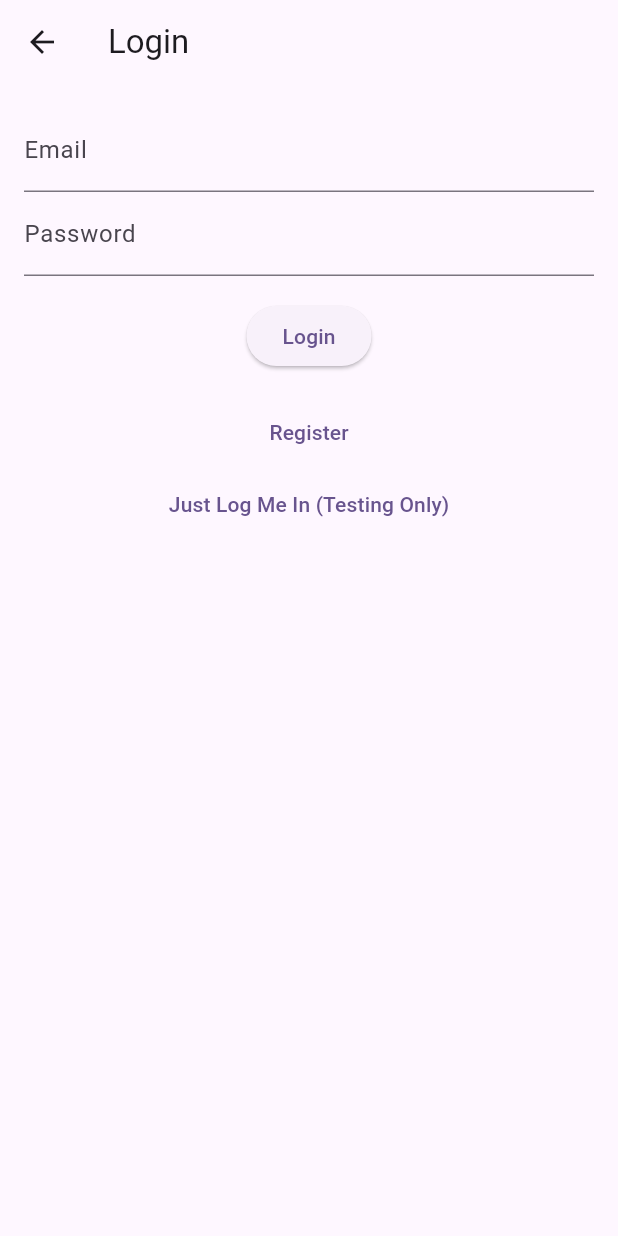
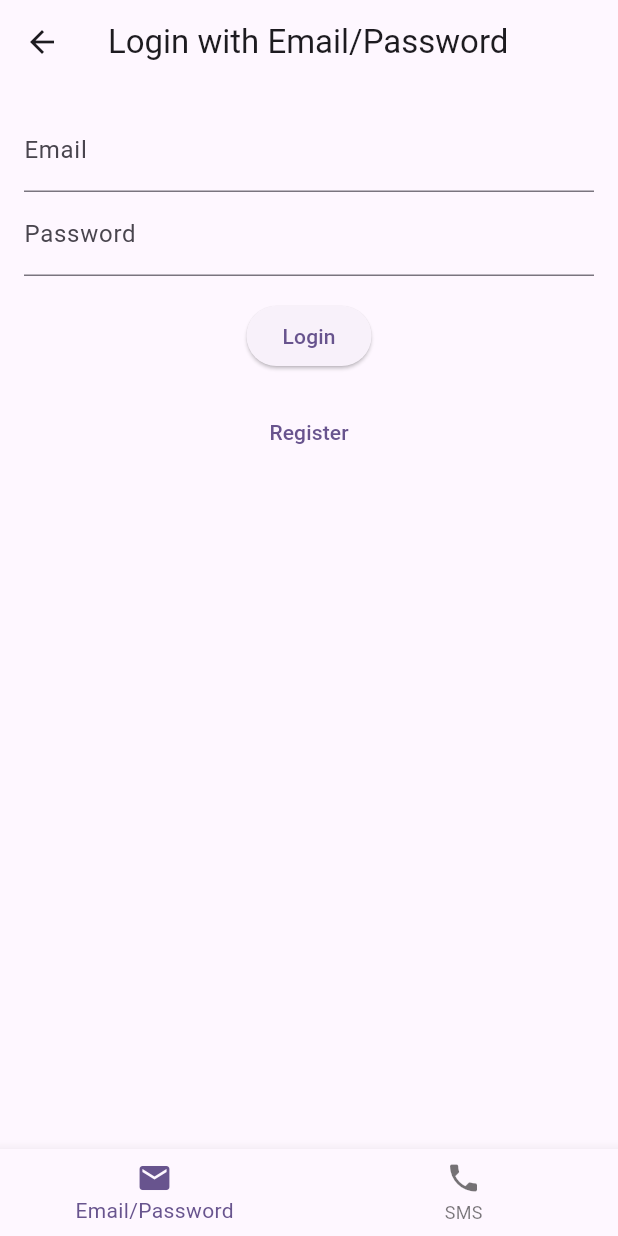
Before and after one commit to jackbowden/flake, a Flutter app: the screen it shows after launch, after a tap on "Login", on a phone screen of 412 x 824 dp. Run offline on Flutter 3.47's test engine with Material 3 defaults, Android fonts, the phone set to English and light mode, and no system bars; our stand-ins replace firebase_auth, firebase_core; accounts and stored records are empty.

Commit message:
Add login carousel page with email and SMS authentication options; update main app navigation

```diff
--- /dev/null
+++ b/lib/login_carousel_page.dart
@@ -0,0 +1,47 @@
+import 'package:flutter/material.dart';
+import 'login_page.dart';
+import 'sms_login_page.dart';
+
+class LoginCarouselPage extends StatefulWidget {
+  const LoginCarouselPage({Key? key}) : super(key: key);
+
+  @override
+  _LoginCarouselPageState createState() => _LoginCarouselPageState();
+}
+
+class _LoginCarouselPageState extends State<LoginCarouselPage> {
+  final PageController _pageController = PageController();
+
+  @override
+  Widget build(BuildContext context) {
+    return Scaffold(
+      body: PageView(
+        controller: _pageController,
+        children: const [
+          LoginPage(),
+          SmsLoginPage(),
+        ],
+      ),
+      bottomNavigationBar: BottomNavigationBar(
+        items: const [
+          BottomNavigationBarItem(
+            icon: Icon(Icons.email),
+            label: 'Email/Password',
+          ),
+          BottomNavigationBarItem(
+            icon: Icon(Icons.phone),
+            label: 'SMS',
+          ),
+        ],
+        currentIndex: _pageController.hasClients ? _pageController.page!.round() : 0,
+        onTap: (index) {
+          _pageController.animateToPage(
+            index,
+            duration: const Duration(milliseconds: 300),
+            curve: Curves.easeInOut,
+          );
+        },
+      ),
+    );
+  }
+}
--- a/lib/login_page.dart
+++ b/lib/login_page.dart
@@ -37,26 +37,11 @@ class _LoginPageState extends State<LoginPage> {
     }
   }
 
-  // Quick login for testing purposes
-  Future<void> _quickLogin() async {
-    try {
-      await FirebaseAuth.instance.signInWithEmailAndPassword(
-        email: 'test@example.com', // Replace with a default test email
-        password: 'password', // Replace with a default test password
-      );
-      Navigator.pop(context); // Go back to the previous page after successful login
-    } on FirebaseAuthException catch (e) {
-      ScaffoldMessenger.of(context).showSnackBar(
-        SnackBar(content: Text('Failed to login: ${e.message}')),
-      );
-    }
-  }
-
   @override
   Widget build(BuildContext context) {
     return Scaffold(
       appBar: AppBar(
-        title: const Text('Login'),
+        title: const Text('Login with Email/Password'),
       ),
       body: Padding(
         padding: const EdgeInsets.all(16.0),
@@ -101,10 +86,6 @@ class _LoginPageState extends State<LoginPage> {
                 },
                 child: const Text('Register'),
               ),
-              TextButton(
-                onPressed: _quickLogin,
-                child: const Text('Just Log Me In (Testing Only)'),
-              ),
             ],
           ),
         ),
--- a/lib/main.dart
+++ b/lib/main.dart
@@ -2,7 +2,7 @@ import 'package:flutter/material.dart';
 import 'package:firebase_core/firebase_core.dart';
 import 'firebase_options.dart';
 import 'package:firebase_auth/firebase_auth.dart';
-import 'login_page.dart';
+import 'login_carousel_page.dart'; // Import LoginCarouselPage
 import 'events.dart'; // Import EventPage
 
 void main() async {
@@ -69,7 +69,7 @@ class HomePage extends StatelessWidget {
                       onPressed: () {
                         Navigator.push(
                           context,
-                          MaterialPageRoute(builder: (context) => const LoginPage()),
+                          MaterialPageRoute(builder: (context) => const LoginCarouselPage()),
                         );
                       },
                       child: const Text('Login'),
--- a/pubspec.yaml
+++ b/pubspec.yaml
@@ -39,6 +39,7 @@ dependencies:
   # The following adds the Cupertino Icons font to your application.
   # Use with the CupertinoIcons class for iOS style icons.
   cupertino_icons: ^1.0.8
+  intl_phone_number_input: ^0.7.4
 
 dev_dependencies:
   flutter_test:
```
Also changed, not shown: lib/sms_login_page.dart (added, +117 -0 lines), pubspec.lock.
